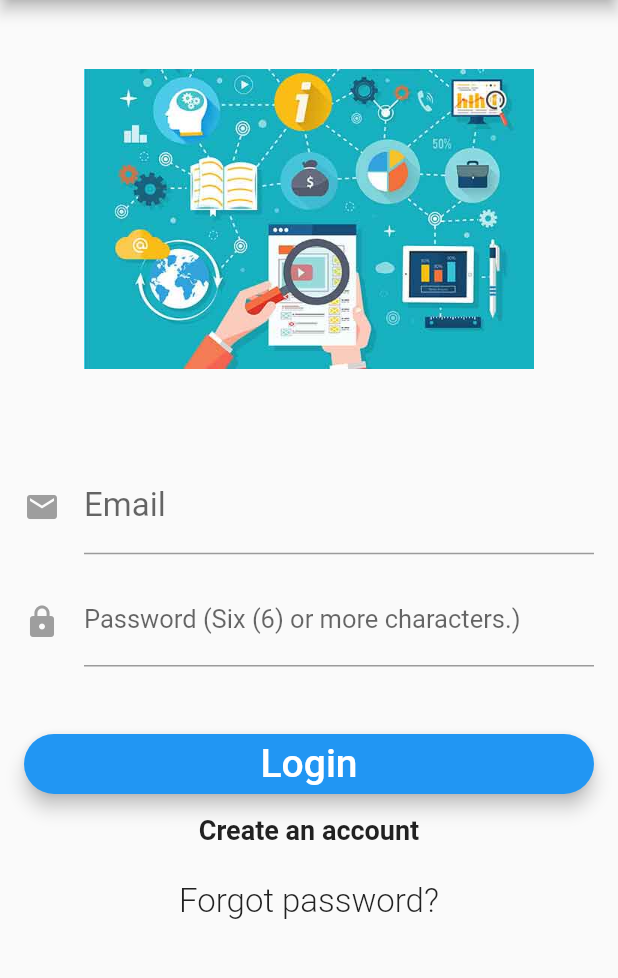
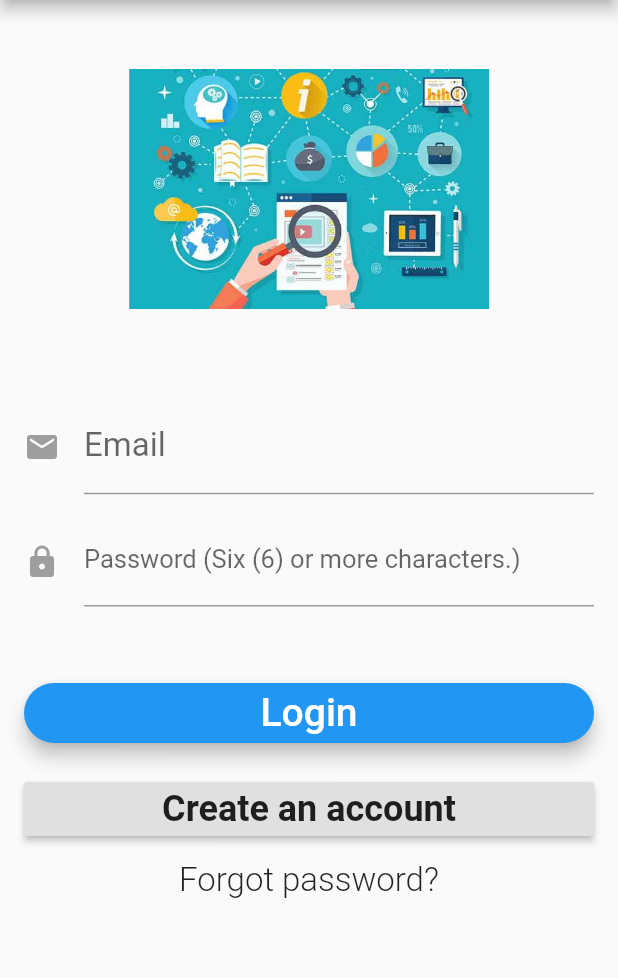
Before and after one commit to evinramadeen/FlutterInform, a Flutter app: the screen it shows after launch, on a phone screen of 412 x 824 dp, the part 84-1062 px from its top. Run offline on Flutter 3.47's test engine with Material 2 defaults, Android fonts, the phone set to English and light mode, and no system bars; our stand-ins replace firebase_auth, google_sign_in; missing offline and left inert: flutter_facebook_login; accounts and stored records are empty.

Commit message:
Register, Login and user email authentication working. Moving on to using facebook and google to login next.

```diff
--- a/lib/user_entry/login_signup_page.dart
+++ b/lib/user_entry/login_signup_page.dart
@@ -22,6 +22,8 @@ class _LoginSignUpPageState extends State<LoginSignUpPage> {
   final GlobalKey<FormState> _formKey = GlobalKey<FormState>();
   final TextEditingController _emailController = TextEditingController();
   final TextEditingController _passwordController = TextEditingController();
+  final TextEditingController _passwordConfirmController =
+      TextEditingController();
 
   String _errorMessage;
 
@@ -145,6 +147,7 @@ class _LoginSignUpPageState extends State<LoginSignUpPage> {
               _showLogo(),
               _showEmailInput(),
               _showPasswordInput(),
+              _showPasswordConfirmInput(),
               _showLoginButton(),
               _showRegisterButton(),
               _showForgotPasswordButton(),
@@ -188,7 +191,7 @@ class _LoginSignUpPageState extends State<LoginSignUpPage> {
         padding: EdgeInsets.fromLTRB(0.0, 30.0, 0.0, 0.0),
         child: CircleAvatar(
           backgroundColor: Colors.transparent,
-          radius: 100.0,
+          radius: 80.0,
           child: Image.asset('graphics/information.jpg'),
         ),
       ),
@@ -267,10 +270,50 @@ class _LoginSignUpPageState extends State<LoginSignUpPage> {
     }
   }
 
+  // for the password confirmation widget
+  Widget _showPasswordConfirmInput() {
+    if (_formMode == FormMode.SIGNUP) {
+      //normal login will show the password field
+      return Padding(
+        padding: const EdgeInsets.fromLTRB(0.0, 15.0, 0.0, 0.0),
+        child: TextFormField(
+          controller: _passwordConfirmController,
+          maxLines: 1,
+          obscureText: true,
+          autofocus: false,
+          decoration: InputDecoration(
+              labelText: 'Confirm Password.',
+              labelStyle: TextStyle(fontSize: 17.0),
+              icon: Icon(
+                Icons.lock,
+                color: Colors.grey,
+              )),
+          validator: (String value) {
+            value = value.trim(); //removes the white spaces.
+            if (value.isEmpty) {
+              return 'Please re-enter password.';
+            } else if (value.length <= 6) {
+              return 'Password must be more than 6 characters long.';
+            } else if (_passwordController.text !=
+                _passwordConfirmController.text) {
+              return 'Passwords must match!';
+            }
+            return null;
+          },
+        ),
+      );
+    } else if (_formMode == FormMode.FORGOTPASSWORD) {
+      return Text(""); //when in forgot password mode, it is not in use
+    }
+    else {
+      return Text(""); // when in login mode, it is not in use
+    }
+  }
+
   //Now we create the button widgets
   Widget _showLoginButton() {
     return Padding(
-      padding: EdgeInsets.fromLTRB(0.0, 45.0, 0.0, 0.0),
+      padding: EdgeInsets.fromLTRB(0.0, 35.0, 0.0, 20.0),
       child: SizedBox(
         height: 40.0,
         child: RaisedButton(
@@ -285,34 +328,9 @@ class _LoginSignUpPageState extends State<LoginSignUpPage> {
     );
   }
 
-/*
   Widget _showRegisterButton() {
-    //route to register page.
-    if (_formMode != FormMode.FORGOTPASSWORD) {
-      return Container(
-        padding: const EdgeInsets.symmetric(vertical: 16.0),
-        alignment: Alignment.center,
-        child: RaisedButton(
-          onPressed: () {
-            _register();
-          },
-          child: const Text(
-            'Create an account.',
-            style: TextStyle(fontSize: 22.0),
-          ),
-        ),
-      );
-    } else {
-      return FlatButton(
-        child: _textSecondaryButton(),
-        onPressed: _changeFormToLogin,
-      );
-    }
-  }
-*/
-  Widget _showRegisterButton() {
-    return new FlatButton(
-      child: _textSecondaryButton(),
+    return new RaisedButton(
+      child: _textRegisterButton(),
       onPressed: _formMode == FormMode.LOGIN
           ? _changeFormToSignUp
           : _changeFormToLogin,
@@ -340,40 +358,37 @@ class _LoginSignUpPageState extends State<LoginSignUpPage> {
         break;
       case FormMode.SIGNUP:
         return new Text('Create account',
-            style: new TextStyle(fontSize: 20.0, color: Colors.white));
+            style: new TextStyle(fontSize: 26.0, color: Colors.white));
         break;
       case FormMode.FORGOTPASSWORD:
         return new Text('Reset password',
-            style: new TextStyle(fontSize: 20.0, color: Colors.white));
+            style: new TextStyle(fontSize: 26.0, color: Colors.white));
         break;
     }
     return Spacer();
   }
 
-  Widget _textSecondaryButton() {
+  Widget _textRegisterButton() {
     switch (_formMode) {
       case FormMode.LOGIN:
         return Text('Create an account',
-            style: TextStyle(fontSize: 18.0, fontWeight: FontWeight.w600));
+            style: TextStyle(fontSize: 24.0, fontWeight: FontWeight.w600));
         break;
       case FormMode.SIGNUP:
-        return new Text('Have an account? Sign in',
-            style: new TextStyle(fontSize: 18.0, fontWeight: FontWeight.w300));
+        return
+          Text('Have an account? Sign in',
+              style: TextStyle(fontSize: 22.0, fontWeight: FontWeight.w600));
         break;
       case FormMode.FORGOTPASSWORD:
-        return new Text('Cancel Password Reset Request.',
+        return Text('Cancel Password Reset Request.',
             style: TextStyle(
-                fontSize: 18.0,
+                fontSize: 20.0,
                 fontWeight: FontWeight.w600,
                 fontStyle: FontStyle.italic));
         break;
     }
     return Spacer();
   }
-
-  void _register() {}
-
-  void _login() {}
 
   // Check if form is valid before perform login or signup
   bool _validateAndSave() {
```
